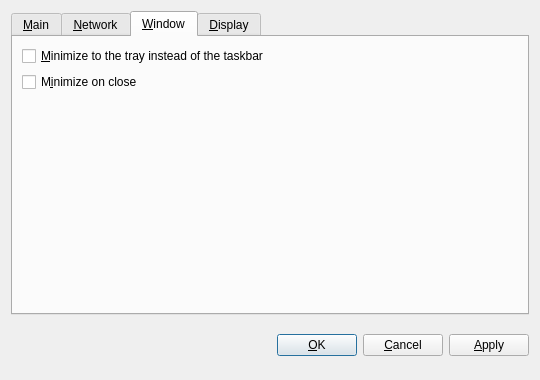
The window that src/qt/forms/optionsdialog.ui (WorldcoinGlobal/WorldcoinLegacy) describes before a commit, drawn with Qt 5.
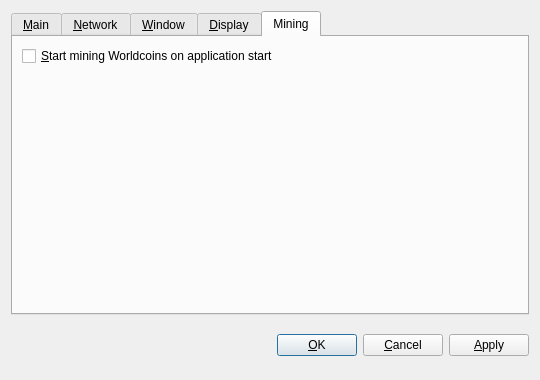
The same window after the commit. The open tabs and pages were chosen to show the change. Custom widgets are drawn as their Qt base class.

Diff of the .ui file:
```diff
--- a/src/qt/forms/optionsdialog.ui
+++ b/src/qt/forms/optionsdialog.ui
@@ -378,6 +378,36 @@
        </item>
       </layout>
      </widget>
+     <widget class="QWidget" name="tabMining">
+      <attribute name="title">
+       <string>Mining</string>
+      </attribute>
+      <layout class="QVBoxLayout" name="verticalLayout_Display">
+       <item>
+        <widget class="QCheckBox" name="autoMining">
+         <property name="toolTip">
+          <string/>
+         </property>
+         <property name="text">
+          <string>&amp;Start mining Worldcoins on application start</string>
+         </property>
+        </widget>
+       </item>
+       <item>
+        <spacer name="verticalSpacer_Mining">
+         <property name="orientation">
+          <enum>Qt::Vertical</enum>
+         </property>
+         <property name="sizeHint" stdset="0">
+          <size>
+           <width>20</width>
+           <height>40</height>
+          </size>
+         </property>
+        </spacer>
+       </item>
+      </layout>
+     </widget>
     </widget>
    </item>
    <item>
@@ -462,18 +492,19 @@
   <customwidget>
    <class>BitcoinAmountField</class>
    <extends>QSpinBox</extends>
-   <header>bitcoinamountfield.h</header>
-  </customwidget>
-  <customwidget>
-   <class>QValueComboBox</class>
-   <extends>QComboBox</extends>
-   <header>qvaluecombobox.h</header>
+   <header>worldcoinamountfield.h</header>
+   <container>1</container>
   </customwidget>
   <customwidget>
    <class>QValidatedLineEdit</class>
    <extends>QLineEdit</extends>
    <header>qvalidatedlineedit.h</header>
   </customwidget>
+  <customwidget>
+   <class>QValueComboBox</class>
+   <extends>QComboBox</extends>
+   <header>qvaluecombobox.h</header>
+  </customwidget>
  </customwidgets>
  <resources/>
  <connections/>
```
Left out of the diff: 8 changed lines with no effect on the pictures.
